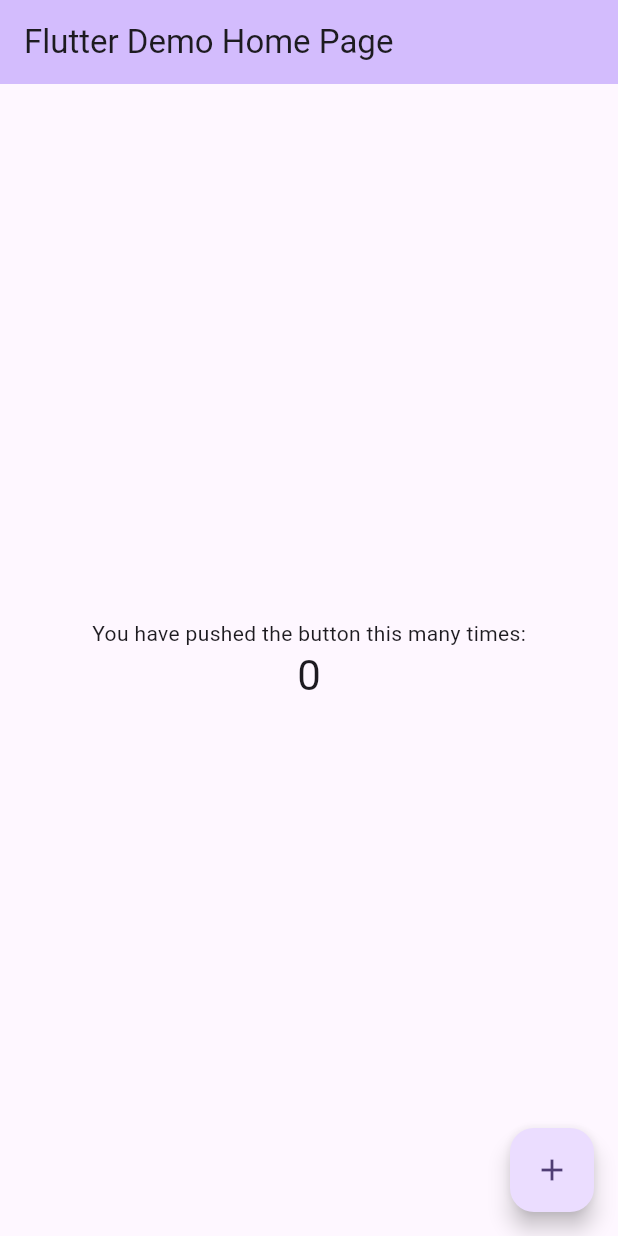
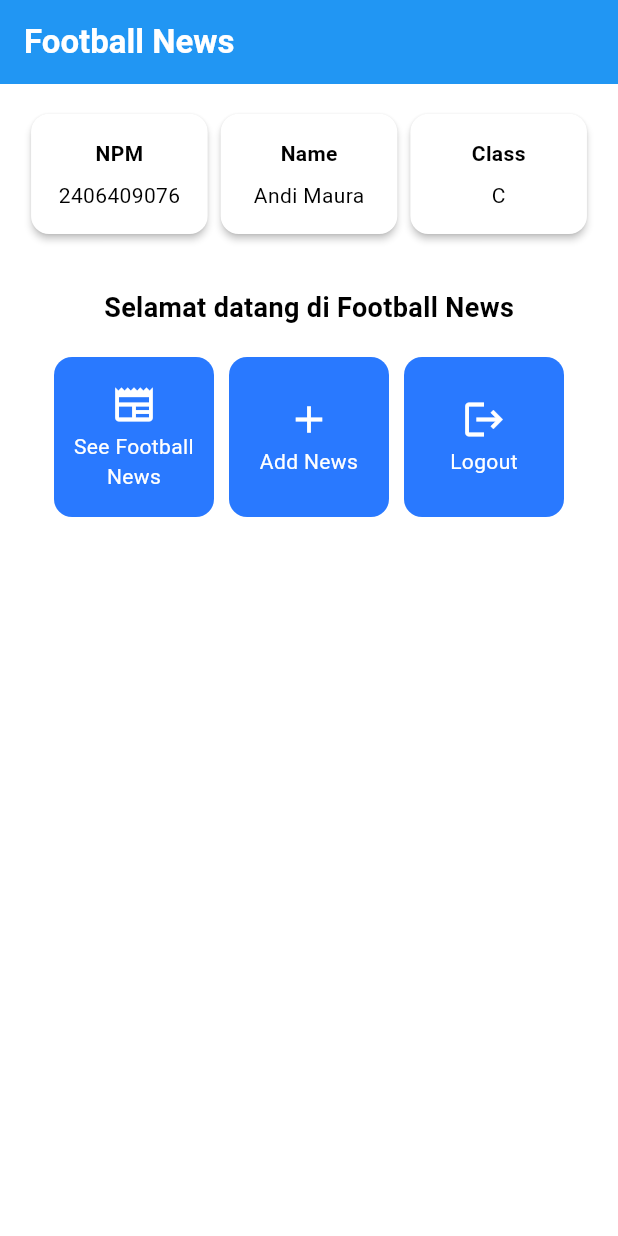
Before and after one commit to andimaaura/football-news-mobile, a Flutter app: the screen it shows after launch, on a phone screen of 412 x 824 dp. Run offline on Flutter 3.47's test engine with Material 3 defaults, Android fonts, the phone set to English and light mode, and no system bars.

Commit message:
Finish Tutorial 6

```diff
--- a/lib/main.dart
+++ b/lib/main.dart
@@ -1,4 +1,6 @@
 import 'package:flutter/material.dart';
+import 'package:football_news/menu.dart';
+
 
 void main() {
   runApp(const MyApp());
@@ -28,95 +30,11 @@ class MyApp extends StatelessWidget {
         //
         // This works for code too, not just values: Most code changes can be
         // tested with just a hot reload.
-        colorScheme: ColorScheme.fromSeed(seedColor: Colors.deepPurple),
+        colorScheme: ColorScheme.fromSwatch(primarySwatch: Colors.blue)
+        .copyWith(secondary: Colors.blueAccent[400]),
+
       ),
-      home: const MyHomePage(title: 'Flutter Demo Home Page'),
+      home: MyHomePage(),
     );
   }
 }
-
-class MyHomePage extends StatefulWidget {
-  const MyHomePage({super.key, required this.title});
-
-  // This widget is the home page of your application. It is stateful, meaning
-  // that it has a State object (defined below) that contains fields that affect
-  // how it looks.
-
-  // This class is the configuration for the state. It holds the values (in this
-  // case the title) provided by the parent (in this case the App widget) and
-  // used by the build method of the State. Fields in a Widget subclass are
-  // always marked "final".
-
-  final String title;
-
-  @override
-  State<MyHomePage> createState() => _MyHomePageState();
-}
-
-class _MyHomePageState extends State<MyHomePage> {
-  int _counter = 0;
-
-  void _incrementCounter() {
-    setState(() {
-      // This call to setState tells the Flutter framework that something has
-      // changed in this State, which causes it to rerun the build method below
-      // so that the display can reflect the updated values. If we changed
-      // _counter without calling setState(), then the build method would not be
-      // called again, and so nothing would appear to happen.
-      _counter++;
-    });
-  }
-
-  @override
-  Widget build(BuildContext context) {
-    // This method is rerun every time setState is called, for instance as done
-    // by the _incrementCounter method above.
-    //
-    // The Flutter framework has been optimized to make rerunning build methods
-    // fast, so that you can just rebuild anything that needs updating rather
-    // than having to individually change instances of widgets.
-    return Scaffold(
-      appBar: AppBar(
-        // TRY THIS: Try changing the color here to a specific color (to
-        // Colors.amber, perhaps?) and trigger a hot reload to see the AppBar
-        // change color while the other colors stay the same.
-        backgroundColor: Theme.of(context).colorScheme.inversePrimary,
-        // Here we take the value from the MyHomePage object that was created by
-        // the App.build method, and use it to set our appbar title.
-        title: Text(widget.title),
-      ),
-      body: Center(
-        // Center is a layout widget. It takes a single child and positions it
-        // in the middle of the parent.
-        child: Column(
-          // Column is also a layout widget. It takes a list of children and
-          // arranges them vertically. By default, it sizes itself to fit its
-          // children horizontally, and tries to be as tall as its parent.
-          //
-          // Column has various properties to control how it sizes itself and
-          // how it positions its children. Here we use mainAxisAlignment to
-          // center the children vertically; the main axis here is the vertical
-          // axis because Columns are vertical (the cross axis would be
-          // horizontal).
-          //
-          // TRY THIS: Invoke "debug painting" (choose the "Toggle Debug Paint"
-          // action in the IDE, or press "p" in the console), to see the
-          // wireframe for each widget.
-          mainAxisAlignment: MainAxisAlignment.center,
-          children: <Widget>[
-            const Text('You have pushed the button this many times:'),
-            Text(
-              '$_counter',
-              style: Theme.of(context).textTheme.headlineMedium,
-            ),
-          ],
-        ),
-      ),
-      floatingActionButton: FloatingActionButton(
-        onPressed: _incrementCounter,
-        tooltip: 'Increment',
-        child: const Icon(Icons.add),
-      ), // This trailing comma makes auto-formatting nicer for build methods.
-    );
-  }
-}
--- /dev/null
+++ b/lib/menu.dart
@@ -0,0 +1,164 @@
+import 'package:flutter/material.dart';
+
+class MyHomePage extends StatelessWidget {
+  const MyHomePage({super.key});
+
+  // Data identitas
+  final String nama = "Andi Maura"; // nama
+  final String npm = "2406409076"; // npm
+  final String kelas = "C"; // kelas
+
+  // Daftar item menu
+  final List<ItemHomepage> items = const [
+    ItemHomepage("See Football News", Icons.newspaper),
+    ItemHomepage("Add News", Icons.add),
+    ItemHomepage("Logout", Icons.logout),
+  ];
+
+  @override
+  Widget build(BuildContext context) {
+    return Scaffold(
+      appBar: AppBar(
+        title: const Text(
+          'Football News',
+          style: TextStyle(
+            color: Colors.white,
+            fontWeight: FontWeight.bold,
+          ),
+        ),
+        backgroundColor: Theme.of(context).colorScheme.primary,
+      ),
+      body: Padding(
+        padding: const EdgeInsets.all(16.0),
+        child: Column(
+          crossAxisAlignment: CrossAxisAlignment.center,
+          children: [
+            // Baris InfoCard
+            Row(
+              mainAxisAlignment: MainAxisAlignment.spaceEvenly,
+              children: [
+                InfoCard(title: 'NPM', content: npm),
+                InfoCard(title: 'Name', content: nama),
+                InfoCard(title: 'Class', content: kelas),
+              ],
+            ),
+
+            const SizedBox(height: 16.0),
+
+            Center(
+              child: Column(
+                children: [
+                  const Padding(
+                    padding: EdgeInsets.only(top: 16.0),
+                    child: Text(
+                      'Selamat datang di Football News',
+                      style: TextStyle(
+                        fontWeight: FontWeight.bold,
+                        fontSize: 18.0,
+                      ),
+                    ),
+                  ),
+
+                  // Grid menu
+                  GridView.count(
+                    primary: false, // hindari konflik scroll dalam Column
+                    padding: const EdgeInsets.all(20),
+                    crossAxisSpacing: 10,
+                    mainAxisSpacing: 10,
+                    crossAxisCount: 3,
+                    shrinkWrap: true,
+                    children: items.map((ItemHomepage item) {
+                      return ItemCard(item);
+                    }).toList(),
+                  ),
+                ],
+              ),
+            ),
+          ],
+        ),
+      ),
+    );
+  }
+}
+
+class InfoCard extends StatelessWidget {
+  final String title; // Judul kartu
+  final String content; // Isi kartu
+
+  const InfoCard({super.key, required this.title, required this.content});
+
+  @override
+  Widget build(BuildContext context) {
+    return Card(
+      elevation: 2.0,
+      child: Container(
+        width: MediaQuery.of(context).size.width / 3.5,
+        padding: const EdgeInsets.all(16.0),
+        child: Column(
+          children: [
+            Text(
+              title,
+              style: const TextStyle(fontWeight: FontWeight.bold),
+            ),
+            const SizedBox(height: 8.0),
+            Text(content),
+          ],
+        ),
+      ),
+    );
+  }
+}
+
+class ItemHomepage {
+  final String name;
+  final IconData icon;
+
+  const ItemHomepage(this.name, this.icon);
+}
+
+class ItemCard extends StatelessWidget {
+  final ItemHomepage item;
+
+  const ItemCard(this.item, {super.key});
+
+  @override
+  Widget build(BuildContext context) {
+    final radius = BorderRadius.circular(12);
+
+    return Material(
+      color: Theme.of(context).colorScheme.secondary,
+      borderRadius: radius,
+      child: InkWell(
+        borderRadius: radius,
+        onTap: () {
+          ScaffoldMessenger.of(context)
+            ..hideCurrentSnackBar()
+            ..showSnackBar(
+              SnackBar(content: Text("Kamu telah menekan tombol ${item.name}!")),
+            );
+        },
+        child: Container(
+          padding: const EdgeInsets.all(8),
+          child: Center(
+            child: Column(
+              mainAxisAlignment: MainAxisAlignment.center,
+              children: [
+                Icon(
+                  item.icon,
+                  color: Colors.white,
+                  size: 30.0,
+                ),
+                const SizedBox(height: 3),
+                Text(
+                  item.name,
+                  textAlign: TextAlign.center,
+                  style: const TextStyle(color: Colors.white),
+                ),
+              ],
+            ),
+          ),
+        ),
+      ),
+    );
+  }
+}
```
